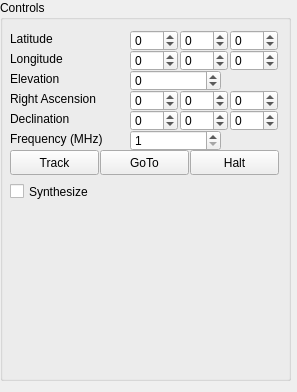
This is inputs.ui in ahp-electronics/xc-gui as Qt 5 draws it before an edit. The edited form follows.
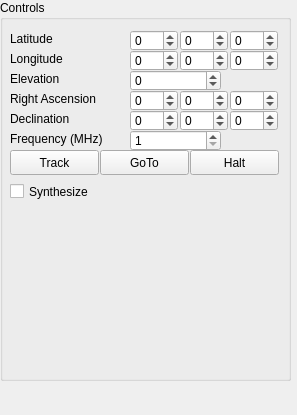
This is the edited form.

Diff of the .ui file:
```diff
--- a/inputs.ui
+++ b/inputs.ui
@@ -10,7 +10,7 @@
     <x>0</x>
     <y>0</y>
     <width>297</width>
-    <height>392</height>
+    <height>415</height>
    </rect>
   </property>
   <property name="acceptDrops">
```
